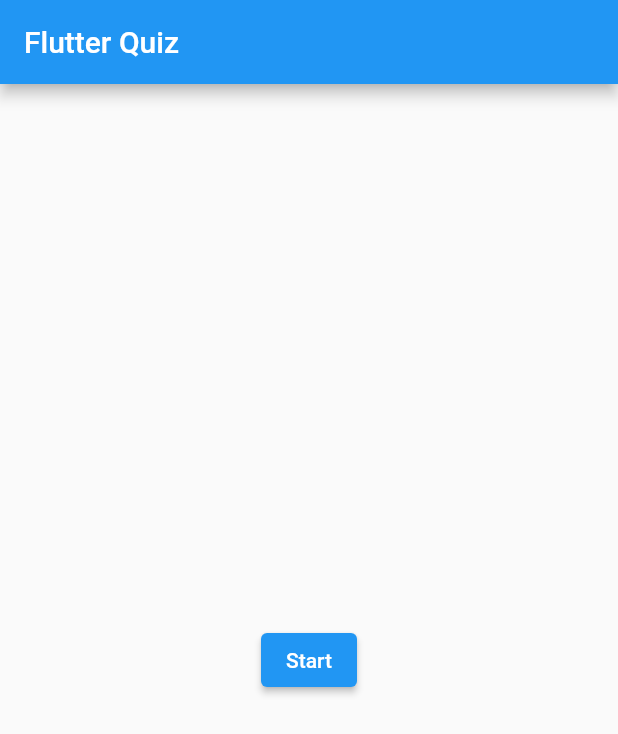
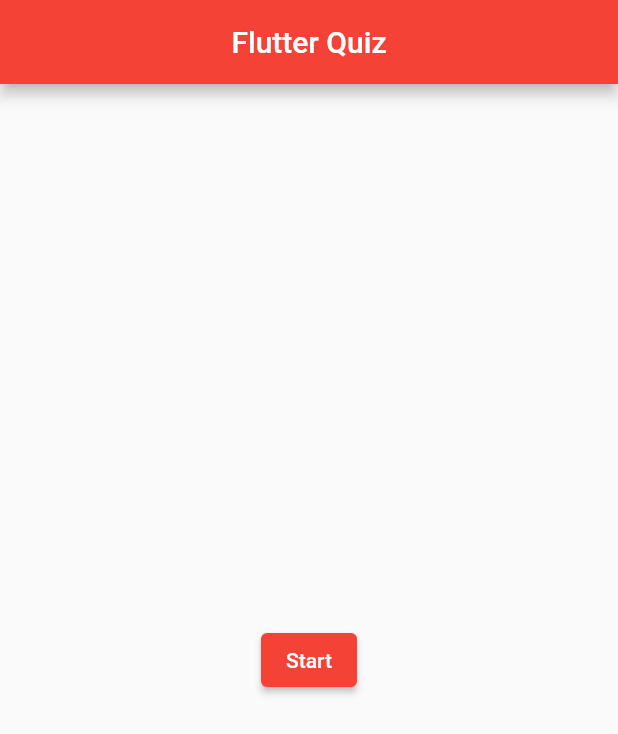
Before and after one commit to dvimukthi/Flutter_Quiz_App, a Flutter app: the screen it shows after launch, on a phone screen of 412 x 824 dp. Shown: the top 734 px of the screen. Run offline on Flutter 3.47's test engine with Material 2 defaults, Android fonts, the phone set to English and light mode, and no system bars; our stand-ins replace fluttertoast, get, percent_indicator.

```diff
--- a/lib/main.dart
+++ b/lib/main.dart
@@ -16,7 +16,7 @@ class MyApp extends StatelessWidget {
     return GetMaterialApp(
       title: 'Flutter Quiz',
       theme: ThemeData(
-        primarySwatch: Colors.blue,
+        primarySwatch: Colors.red,
       ),
       home: const MyHomePage(),
       initialBinding: BindingsBuilder(() => {
@@ -141,6 +141,7 @@ class _MyHomePageState extends State<MyHomePage> {
     return Scaffold(
       appBar: AppBar(
         title: const Text('Flutter Quiz'),
+        centerTitle: true,
       ),
       body: Center(
         child: ElevatedButton(
```
Also changed, not shown: lib/assets/bgimg.png (added).
